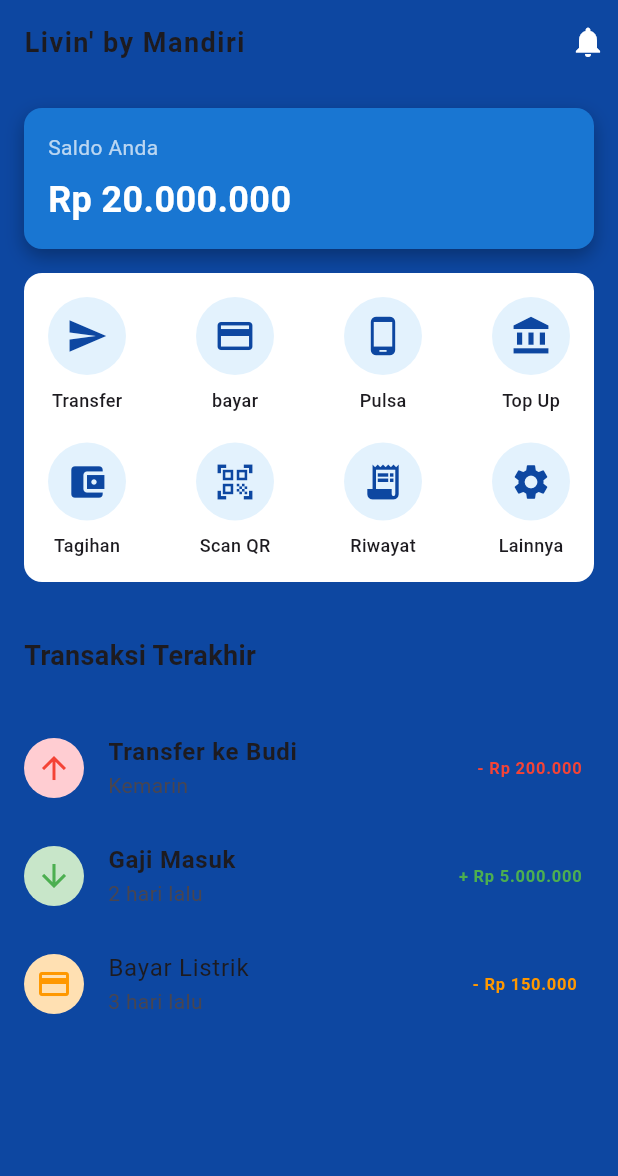
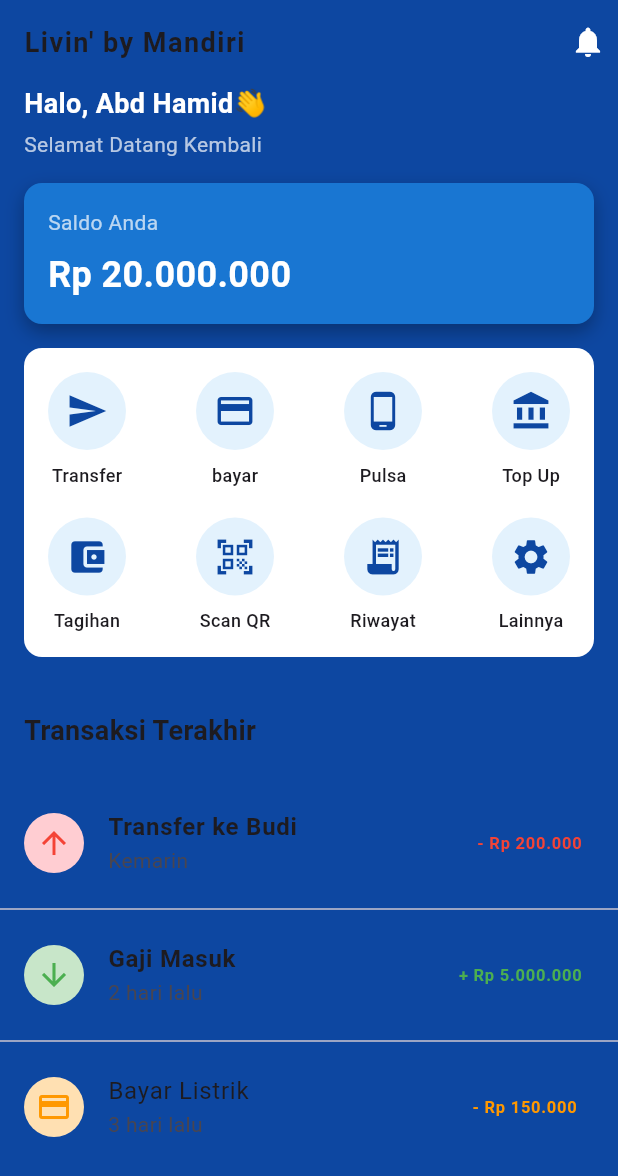
Before and after one commit to abdhamid66/UI_mandiri, a Flutter app: the screen it shows after launch, on a phone screen of 412 x 824 dp. Shown: the top 1176 px of the screen. Run offline on Flutter 3.47's test engine with Material 3 defaults, Android fonts, the phone set to English and light mode, and no system bars.

Commit message:
menambahkan header user

```diff
--- a/lib/main.dart
+++ b/lib/main.dart
@@ -50,6 +50,30 @@
       // body
       body: ListView(
         children: [
+          Padding(
+  padding: const EdgeInsets.symmetric(horizontal: 16),
+  child: Column(
+    crossAxisAlignment: CrossAxisAlignment.start,
+    children: const [
+      Text(
+        "Halo, Abd Hamid👋",
+        style: TextStyle(
+          color: Colors.white,
+          fontSize: 18,
+          fontWeight: FontWeight.bold,
+        ),
+      ),
+      SizedBox(height: 4),
+      Text(
+        "Selamat Datang Kembali",
+        style: TextStyle(
+          color: Colors.white70,
+          fontSize: 14,
+        ),
+      ),
+    ],
+  ),
+),
           // saldo
           Container(
             margin: const EdgeInsets.all(16),
@@ -147,6 +171,7 @@
               style: TextStyle(color: Colors.red, fontWeight: FontWeight.bold),
             ),
           ),
+          const Divider(),
 
           ListTile(
             leading: CircleAvatar(
@@ -166,6 +191,7 @@
               ),
             ),
           ),
+          const Divider(),
 
           ListTile(
             leading: CircleAvatar(
```
